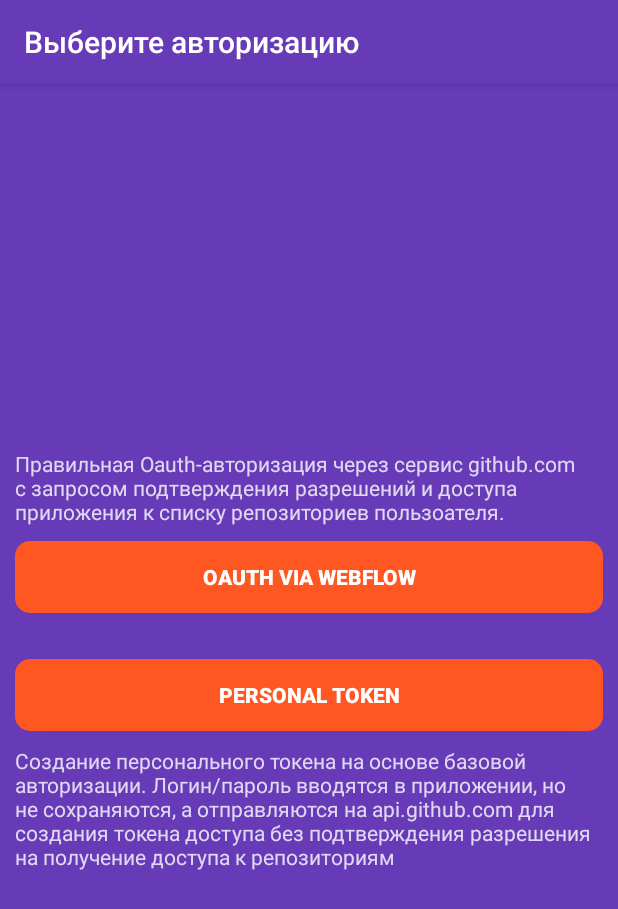
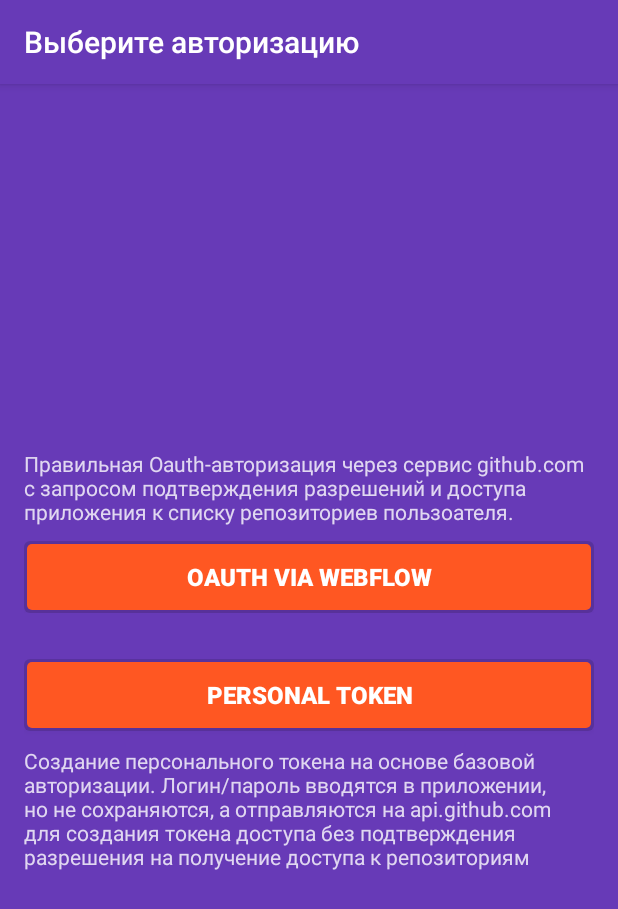
Before and after one commit to seriousmike/TestGitHubClient, an Android app: the AuthorizationChooseActivity screen opened directly, with no data from a screen before it, on a phone screen of 412 x 824 dp. Shown: the top 909 px of the screen. Run offline under Robolectric (Android 15) with nearby library versions, the phone set to English and light mode, and no system bars.

Commit message:
some stylings

```diff
--- /dev/null
+++ b/app/src/main/res/drawable/raised_button_background_clicked.xml
@@ -0,0 +1,17 @@
+<layer-list xmlns:android="http://schemas.android.com/apk/res/android">
+    <item>
+        <shape xmlns:android="http://schemas.android.com/apk/res/android" android:shape="rectangle">
+            <corners android:radius="5dp" />
+            <solid android:color="#15000000" />
+        </shape>
+
+    </item>
+    <item>
+        <inset android:drawable="@drawable/raised_button_shape"
+               android:insetBottom="1dp"
+               android:insetLeft="1dp"
+               android:insetRight="1dp"
+               android:insetTop="1dp"
+            />
+    </item>
+</layer-list>
--- /dev/null
+++ b/app/src/main/res/drawable/raised_button_background_idle.xml
@@ -0,0 +1,18 @@
+<?xml version="1.0" encoding="utf-8"?>
+<layer-list xmlns:android="http://schemas.android.com/apk/res/android">
+    <item>
+        <shape xmlns:android="http://schemas.android.com/apk/res/android" android:shape="rectangle">
+            <corners android:radius="4dp" />
+            <solid android:color="#22000000" />
+        </shape>
+
+    </item>
+    <item>
+        <inset android:drawable="@drawable/raised_button_shape"
+               android:insetBottom="2dp"
+               android:insetLeft="2dp"
+               android:insetRight="2dp"
+               android:insetTop="2dp"
+            />
+    </item>
+</layer-list>
--- /dev/null
+++ b/app/src/main/res/drawable/raised_button_background_selector.xml
@@ -0,0 +1,5 @@
+<?xml version="1.0" encoding="utf-8"?>
+<selector xmlns:android="http://schemas.android.com/apk/res/android">
+    <item android:state_pressed="true" android:drawable="@drawable/raised_button_background_clicked"/>
+    <item android:drawable="@drawable/raised_button_background_idle"/>
+</selector>
--- a/app/src/main/res/drawable/text_button_background.xml
+++ b/app/src/main/res/drawable/raised_button_shape.xml
@@ -1,7 +1,5 @@
 <?xml version="1.0" encoding="utf-8"?>
 <shape xmlns:android="http://schemas.android.com/apk/res/android">
-
-    <corners android:radius="10dp" />
+    <corners android:radius="3dp" />
     <solid android:color="@color/color_accent" />
-
 </shape>
--- a/app/src/main/res/layout-land/list_header_repositories.xml
+++ b/app/src/main/res/layout-land/list_header_repositories.xml
@@ -2,6 +2,7 @@
 <LinearLayout xmlns:android="http://schemas.android.com/apk/res/android"
               android:orientation="vertical"
               android:background="@color/color_background_base"
+              android:paddingTop="@dimen/activity_vertical_margin"
               android:layout_width="match_parent"
               android:layout_height="wrap_content">
 
--- a/app/src/main/res/layout/activity_authorization_choose.xml
+++ b/app/src/main/res/layout/activity_authorization_choose.xml
@@ -1,7 +1,7 @@
 <?xml version="1.0" encoding="utf-8"?>
 <LinearLayout xmlns:android="http://schemas.android.com/apk/res/android"
-              android:paddingLeft="@dimen/activity_horizontal_margin_smallen"
-              android:paddingRight="@dimen/activity_horizontal_margin_smallen"
+              android:paddingLeft="@dimen/activity_horizontal_margin"
+              android:paddingRight="@dimen/activity_horizontal_margin"
               android:paddingBottom="@dimen/activity_vertical_margin"
               android:paddingTop="@dimen/activity_vertical_margin"
               android:orientation="vertical"
@@ -24,7 +24,7 @@
             android:layout_height="wrap_content"/>
 
         <Button
-            style="@style/TextButton"
+            style="@style/RaisedTextButton"
             android:layout_marginTop="10dp"
             android:id="@+id/btnWebflow"
             android:text="@string/oauth_webflow_button"
@@ -40,7 +40,7 @@
         android:layout_width="match_parent"
         android:layout_height="wrap_content">
         <Button
-            style="@style/TextButton"
+            style="@style/RaisedTextButton"
             android:id="@+id/btnPersonal"
             android:text="@string/personal_token_button"
             android:layout_marginBottom="10dp"
--- a/app/src/main/res/layout/fragment_preloader.xml
+++ b/app/src/main/res/layout/fragment_preloader.xml
@@ -17,7 +17,7 @@
         android:gravity="center"
         android:textColor="#ffffff"
         android:textStyle="bold"
-        android:textSize="24sp"
+        android:textSize="16sp"
         android:layout_below="@id/loadingLogo"
         android:text="@string/loading"
         android:layout_width="match_parent"
--- a/app/src/main/res/layout/list_header_commits.xml
+++ b/app/src/main/res/layout/list_header_commits.xml
@@ -1,6 +1,7 @@
 <?xml version="1.0" encoding="utf-8"?>
 <RelativeLayout xmlns:android="http://schemas.android.com/apk/res/android"
               android:background="@color/color_background_base"
+              android:paddingTop="@dimen/activity_vertical_margin"
               android:layout_width="match_parent"
               android:layout_height="wrap_content">
 
--- a/app/src/main/res/layout/list_header_repositories.xml
+++ b/app/src/main/res/layout/list_header_repositories.xml
@@ -2,6 +2,7 @@
 <LinearLayout xmlns:android="http://schemas.android.com/apk/res/android"
               android:background="@color/color_background_base"
               android:orientation="vertical"
+              android:paddingTop="@dimen/activity_vertical_margin"
               android:layout_width="match_parent"
               android:layout_height="wrap_content">
 
--- a/app/src/main/res/layout/list_message_view.xml
+++ b/app/src/main/res/layout/list_message_view.xml
@@ -23,11 +23,10 @@
 
     <TextView
         android:id="@+id/tvRepeatButton"
-        style="@style/TextButton"
+        style="@style/FlatTextButton"
         android:text="@string/retry"
         android:layout_gravity="center"
         android:visibility="gone"
-        android:layout_width="wrap_content"
-        android:layout_height="wrap_content"/>
+        android:layout_width="wrap_content"/>
 
 </FrameLayout>
--- a/app/src/main/res/values/styles.xml
+++ b/app/src/main/res/values/styles.xml
@@ -24,14 +24,29 @@
     </style>
 
 
-    <style name="TextButton">
-        <item name="android:background">@drawable/text_button_background</item>
+    <style name="RaisedTextButton">
+        <item name="android:background">@drawable/raised_button_background_selector</item>
         <item name="android:paddingTop">10dp</item>
         <item name="android:paddingBottom">10dp</item>
-        <item name="android:paddingLeft">15dp</item>
-        <item name="android:paddingRight">15dp</item>
+        <item name="android:paddingLeft">20dp</item>
+        <item name="android:paddingRight">20dp</item>
         <item name="android:textColor">#ffffff</item>
         <item name="android:textStyle">bold</item>
+        <item name="android:textSize">16sp</item>
+        <item name="android:textAllCaps">true</item>
+    </style>
+
+    <style name="FlatTextButton">
+        <item name="android:paddingLeft">8dp</item>
+        <item name="android:paddingRight">8dp</item>
+        <item name="android:layout_marginRight">4dp</item>
+        <item name="android:layout_marginLeft">4dp</item>
+        <item name="android:textColor">@color/color_accent</item>
+        <item name="android:textStyle">bold</item>
+        <item name="android:textAllCaps">true</item>
+        <item name="android:layout_height">36dp</item>
+        <item name="android:textSize">16sp</item>
+        <item name="android:gravity">center</item>
     </style>
 
 </resources>
--- a/app/src/main/res/values/themes.xml
+++ b/app/src/main/res/values/themes.xml
@@ -8,7 +8,7 @@
         <item name="android:textColorPrimary">@color/section_text_primary</item>
 
         <item name="actionBarStyle">@style/MyActionBarStyle</item>
-        <item name="android:windowContentOverlay">@null</item>
+        <!--<item name="android:windowContentOverlay">@null</item>-->
     </style>
 
     <style name="MyActionBarStyle" parent="Widget.AppCompat.ActionBar">
```
Also changed, not shown: app/src/main/res/layout/fragment_login.xml (+7 -12 lines).
